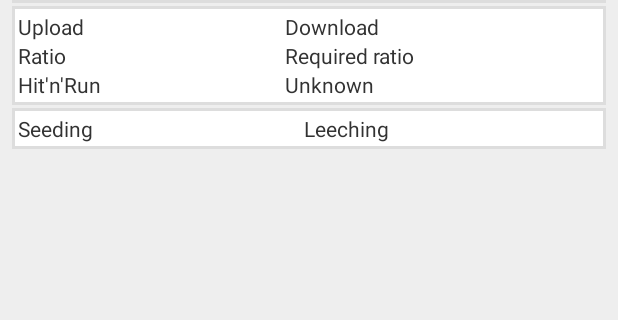
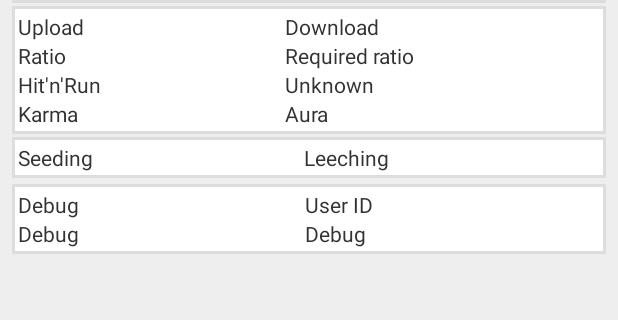
Before and after one commit to ZergRael/gks-android, an Android app: the layout activity_welcome.xml on its own in the app's theme, with its tools: preview values and no code run, on a phone screen of 412 x 824 dp, the part 213-533 px from its top. Run offline under Robolectric (Android 15) with nearby library versions, the phone set to English and light mode, and no system bars.

Commit message:
Activities update for previous changes
onPreExecute() listener
Switched to welcome layout for MainActivity

```diff
--- a/GKSa/src/main/java/net/thetabx/gksa/activity/SettingsActivity.java
+++ b/GKSa/src/main/java/net/thetabx/gksa/activity/SettingsActivity.java
@@ -10,7 +10,6 @@ import android.view.View;
 import android.widget.Button;
 
 import net.thetabx.gksa.R;
-
 
 /**
  * Created by Zerg on 14/06/13.
--- a/GKSa/src/main/res/layout/activity_welcome.xml
+++ b/GKSa/src/main/res/layout/activity_welcome.xml
@@ -47,7 +47,7 @@
                         android:layout_width="wrap_content"
                         android:layout_height="wrap_content"
                         android:text="@string/txt_twits"
-                        android:id="@+id/textView4"/>
+                        android:id="@+id/welc_txt_twits"/>
             </LinearLayout>
 
             <LinearLayout
@@ -120,6 +120,12 @@
                         android:layout_height="wrap_content"
                         android:text="@string/txt_hitAndRun"
                         android:id="@+id/welc_txt_hitAndRun"/>
+
+                <TextView
+                        android:layout_width="wrap_content"
+                        android:layout_height="wrap_content"
+                        android:text="@string/txt_karma"
+                        android:id="@+id/welc_txt_karma"/>
             </LinearLayout>
 
             <LinearLayout
@@ -145,6 +151,12 @@
                         android:layout_height="wrap_content"
                         android:text="@android:string/unknownName"
                         android:id="@+id/welc_txt_meh"/>
+
+                <TextView
+                        android:layout_width="wrap_content"
+                        android:layout_height="wrap_content"
+                        android:text="@string/txt_aura"
+                        android:id="@+id/welc_txt_aura"/>
             </LinearLayout>
         </LinearLayout>
 
@@ -153,7 +165,6 @@
                 android:layout_height="wrap_content"
                 android:background="@drawable/border"
                 android:padding="4dp"
-                android:id="@+id/linearLayout"
                 android:baselineAligned="false"
                 android:layout_marginTop="2dp"
                 android:layout_marginBottom="2dp">
@@ -188,5 +199,56 @@
             </LinearLayout>
         </LinearLayout>
 
+        <LinearLayout
+                android:layout_width="fill_parent"
+                android:layout_height="wrap_content"
+                android:background="@drawable/border"
+                android:padding="4dp"
+                android:baselineAligned="false"
+                android:layout_marginTop="2dp"
+                android:layout_marginBottom="2dp">
+
+            <LinearLayout
+                    android:orientation="vertical"
+                    android:layout_width="wrap_content"
+                    android:layout_height="fill_parent"
+                    android:layout_weight="50">
+
+                <TextView
+                        android:layout_width="wrap_content"
+                        android:layout_height="wrap_content"
+                        android:text="@string/txt_debug"
+                        android:id="@+id/welc_txt_debug"/>
+
+                <TextView
+                        android:layout_width="wrap_content"
+                        android:layout_height="wrap_content"
+                        android:text="@string/txt_debug"
+                        android:id="@+id/welc_txt_authKey"/>
+
+            </LinearLayout>
+
+            <LinearLayout
+                    android:orientation="vertical"
+                    android:layout_width="wrap_content"
+                    android:layout_height="fill_parent"
+                    android:layout_weight="50">
+
+                <TextView
+                        android:layout_width="wrap_content"
+                        android:layout_height="wrap_content"
+                        android:text="@string/txt_userId"
+                        android:id="@+id/welc_txt_userId"
+                        />
+
+                <TextView
+                        android:layout_width="wrap_content"
+                        android:layout_height="wrap_content"
+                        android:text="@string/txt_debug"
+                        android:id="@+id/welc_txt_debug2"/>
+
+            </LinearLayout>
+        </LinearLayout>
+
     </LinearLayout>
 </ScrollView>
--- a/GKSa/src/main/res/values/strings.xml
+++ b/GKSa/src/main/res/values/strings.xml
@@ -12,6 +12,9 @@
     <string name="toast_badLogin">Wrong credentials</string>
     <string name="toast_serverError">Server error : %s</string>
     <string name="toast_internalError">Internal error : %s</string>
+
+    <!-- Progress -->
+    <string name="progress_loading">Loading</string>
 
     <!-- Input fields -->
     <string name="txt_username">Username</string>
@@ -41,4 +44,6 @@
     <string name="txt_seeding">Seeding</string>
     <string name="txt_leeching">Leeching</string>
 
+    <string name="txt_debug">Debug</string>
+
 </resources>
```
Also changed, not shown: GKSa/src/main/java/net/thetabx/gksa/activity/CredsActivity.java (+8 -0 lines), GKSa/src/main/java/net/thetabx/gksa/activity/MainActivity.java (+66 -7 lines), 1 other file.
